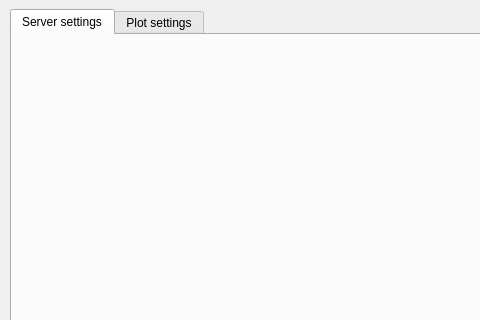
The window that ui/spectrometer-client/settings.ui (tre3k/spectrometer) describes before a commit, drawn with Qt 5; both pictures show x 0 to 480 and y 0 to 320 of the 848 by 558 pixel window.
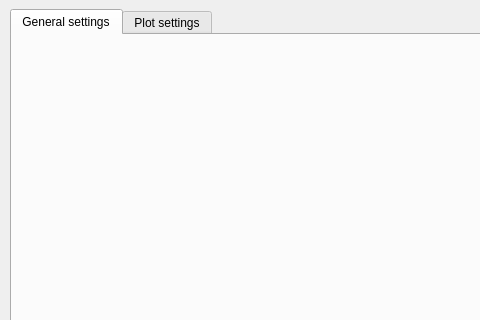
The same window after the commit. Icons and pictures are not drawn.

Patch:
```diff
--- a/ui/spectrometer-client/settings.ui
+++ b/ui/spectrometer-client/settings.ui
@@ -34,7 +34,7 @@
       </property>
       <widget class="QWidget" name="tab">
        <attribute name="title">
-        <string>Server settings</string>
+        <string>General settings</string>
        </attribute>
       </widget>
       <widget class="QWidget" name="tab_2">
```
